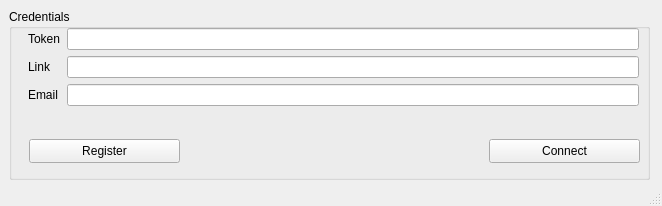
First picture: the form in client/credentials.ui, repository Smilin-Dominator/smilin_file_hosting, before the edit.
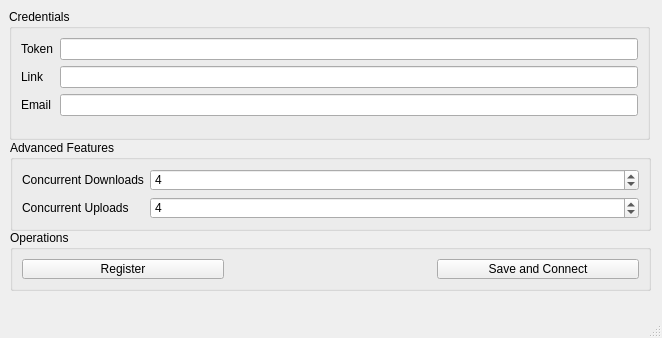
Second picture: the form after the edit.

Commit message: feat: Changed credentials.ui - Added Concurrent Downloads and Concurrent Uploads as SpinBoxes (in a new Container Called 'Advanced Features') - Moved Status, Register and Upload to a new Container called Operations

```diff
--- a/client/credentials.ui
+++ b/client/credentials.ui
@@ -7,7 +7,7 @@
     <x>0</x>
     <y>0</y>
     <width>662</width>
-    <height>206</height>
+    <height>338</height>
    </rect>
   </property>
   <property name="windowTitle">
@@ -20,21 +20,12 @@
       <x>9</x>
       <y>9</y>
       <width>641</width>
-      <height>171</height>
+      <height>131</height>
      </rect>
     </property>
     <property name="title">
      <string>Credentials</string>
     </property>
-    <widget class="QWidget" name="formLayoutWidget">
-     <property name="geometry">
-      <rect>
-       <x>19</x>
-       <y>19</y>
-       <width>611</width>
-       <height>101</height>
-      </rect>
-     </property>
      <layout class="QFormLayout" name="formLayout">
       <item row="0" column="0">
        <widget class="QLabel" name="token_label">
@@ -43,66 +34,53 @@
         </property>
        </widget>
       </item>
-      <item row="1" column="0">
-       <widget class="QLabel" name="link_label">
-        <property name="text">
-         <string>Link</string>
-        </property>
-       </widget>
-      </item>
-      <item row="2" column="0">
+     <item row="0" column="1">
+      <widget class="QLineEdit" name="token_input"/>
+     </item>
+     <item row="4" column="0">
        <widget class="QLabel" name="email_label">
         <property name="text">
          <string>Email</string>
         </property>
        </widget>
       </item>
-      <item row="0" column="1">
-       <widget class="QLineEdit" name="token_input"/>
-      </item>
-      <item row="1" column="1">
-       <widget class="QLineEdit" name="link_input"/>
+     <item row="2" column="0">
+      <widget class="QLabel" name="link_label">
+       <property name="text">
+        <string>Link</string>
+       </property>
+      </widget>
       </item>
       <item row="2" column="1">
+      <widget class="QLineEdit" name="link_input"/>
+     </item>
+     <item row="4" column="1">
        <widget class="QLineEdit" name="email_input"/>
       </item>
      </layout>
     </widget>
+   <widget class="QGroupBox" name="groupBox">
+    <property name="geometry">
+     <rect>
+      <x>10</x>
+      <y>230</y>
+      <width>641</width>
+      <height>61</height>
+     </rect>
+    </property>
+    <property name="title">
+     <string>Operations</string>
+    </property>
+    <layout class="QHBoxLayout" name="horizontalLayout">
+     <item>
     <widget class="QPushButton" name="register_button">
-     <property name="geometry">
-      <rect>
-       <x>20</x>
-       <y>130</y>
-       <width>151</width>
-       <height>24</height>
-      </rect>
-     </property>
      <property name="text">
       <string>Register</string>
      </property>
     </widget>
-    <widget class="QPushButton" name="connect_button">
-     <property name="geometry">
-      <rect>
-       <x>480</x>
-       <y>130</y>
-       <width>151</width>
-       <height>24</height>
-      </rect>
-     </property>
-     <property name="text">
-      <string>Connect</string>
-     </property>
-    </widget>
+     </item>
+     <item>
     <widget class="QLabel" name="credentials_status">
-     <property name="geometry">
-      <rect>
-       <x>190</x>
-       <y>130</y>
-       <width>271</width>
-       <height>20</height>
-      </rect>
-     </property>
      <property name="text">
       <string/>
      </property>
@@ -110,6 +88,70 @@
       <set>Qt::AlignCenter</set>
      </property>
     </widget>
+     </item>
+     <item>
+      <widget class="QPushButton" name="connect_button">
+       <property name="text">
+        <string>Save and Connect</string>
+       </property>
+      </widget>
+     </item>
+    </layout>
+   </widget>
+   <widget class="QGroupBox" name="groupBox_2">
+    <property name="geometry">
+     <rect>
+      <x>10</x>
+      <y>140</y>
+      <width>641</width>
+      <height>91</height>
+     </rect>
+    </property>
+    <property name="title">
+     <string>Advanced Features</string>
+    </property>
+    <layout class="QFormLayout" name="formLayout_2">
+     <item row="0" column="0">
+      <widget class="QLabel" name="concurrent_downloads_label">
+       <property name="text">
+        <string>Concurrent Downloads</string>
+       </property>
+      </widget>
+     </item>
+     <item row="0" column="1">
+      <widget class="QSpinBox" name="concurrent_uploads">
+       <property name="minimum">
+        <number>1</number>
+       </property>
+       <property name="maximum">
+        <number>10</number>
+       </property>
+       <property name="value">
+        <number>4</number>
+       </property>
+      </widget>
+     </item>
+     <item row="1" column="0">
+      <widget class="QLabel" name="concurrent_uploads_label">
+       <property name="text">
+        <string>Concurrent Uploads</string>
+       </property>
+      </widget>
+     </item>
+     <item row="1" column="1">
+      <widget class="QSpinBox" name="concurrent_downloads">
+       <property name="minimum">
+        <number>1</number>
+       </property>
+       <property name="maximum">
+        <number>10</number>
+       </property>
+       <property name="value">
+        <number>4</number>
+       </property>
+      </widget>
+     </item>
+    </layout>
    </widget>
   </widget>
   <widget class="QMenuBar" name="menubar">
```
Lines whose indentation alone changed are shown as unchanged.
